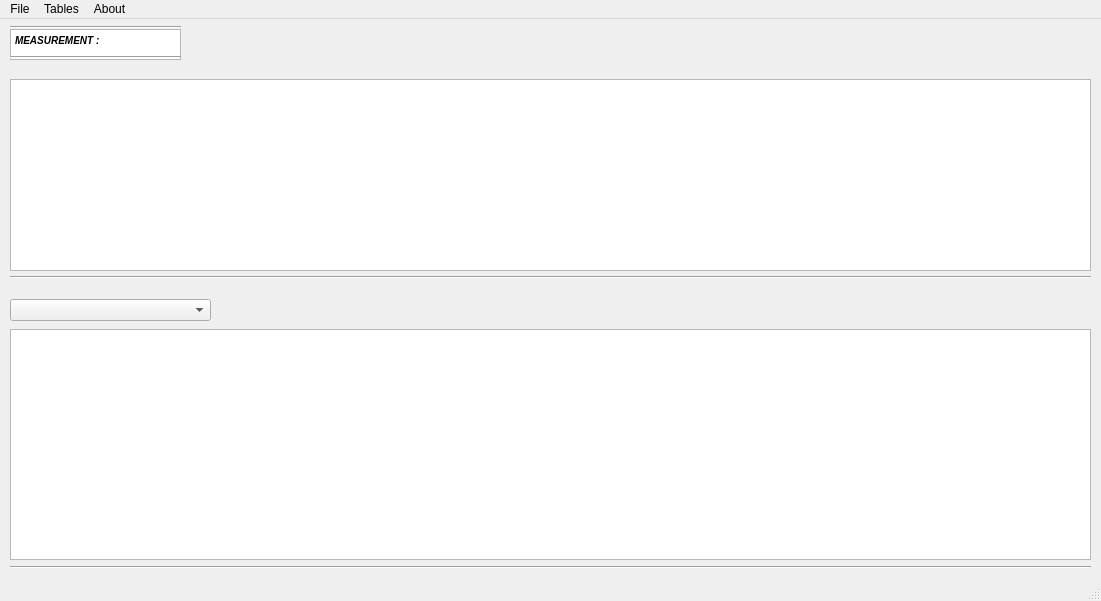
This is FFSDatabaseInterface.ui in shimanskIA/FFS-Software as Qt 5 draws it before an edit. The edited form follows.
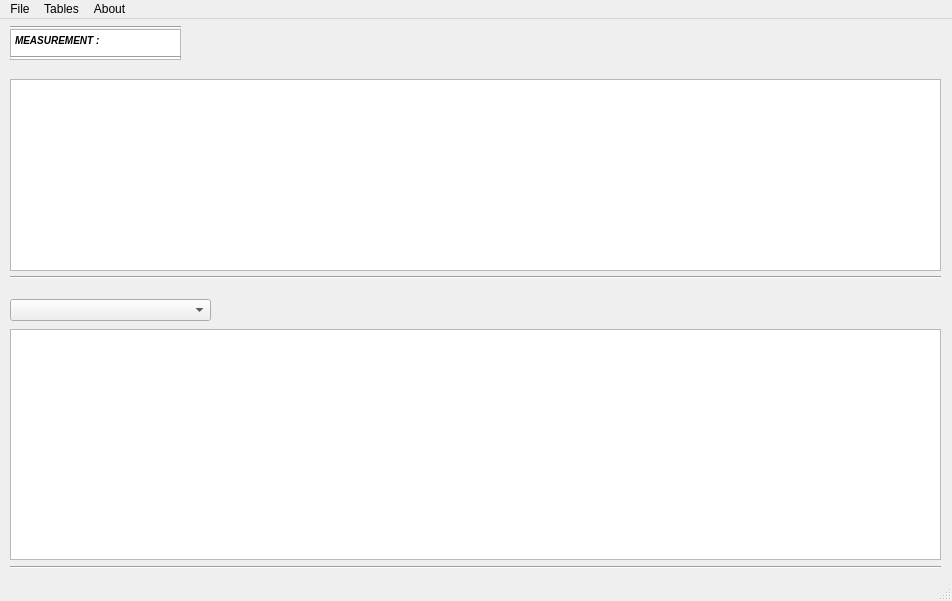
This is the edited form.

Commit message: added text alignment in table cells, resized them and perforemed some other minor gui improvements

Patch:
```diff
--- a/FFSDatabaseInterface.ui
+++ b/FFSDatabaseInterface.ui
@@ -6,7 +6,7 @@
    <rect>
     <x>0</x>
     <y>0</y>
-    <width>1101</width>
+    <width>952</width>
     <height>601</height>
    </rect>
   </property>
@@ -75,7 +75,7 @@
      <rect>
       <x>10</x>
       <y>250</y>
-      <width>1081</width>
+      <width>931</width>
       <height>16</height>
      </rect>
     </property>
@@ -88,7 +88,7 @@
      <rect>
       <x>10</x>
       <y>310</y>
-      <width>1081</width>
+      <width>931</width>
       <height>231</height>
      </rect>
     </property>
@@ -98,7 +98,7 @@
      <rect>
       <x>10</x>
       <y>540</y>
-      <width>1081</width>
+      <width>931</width>
       <height>16</height>
      </rect>
     </property>
@@ -121,7 +121,7 @@
      <rect>
       <x>10</x>
       <y>60</y>
-      <width>1081</width>
+      <width>931</width>
       <height>192</height>
      </rect>
     </property>
@@ -133,6 +133,9 @@
     <attribute name="horizontalHeaderHighlightSections">
      <bool>false</bool>
     </attribute>
+    <attribute name="verticalHeaderMinimumSectionSize">
+     <number>20</number>
+    </attribute>
    </widget>
   </widget>
   <widget class="QMenuBar" name="menuBar">
@@ -140,7 +143,7 @@
     <rect>
      <x>0</x>
      <y>0</y>
-     <width>1101</width>
+     <width>952</width>
      <height>26</height>
     </rect>
    </property>
```
The commit also changes 3 other files.
